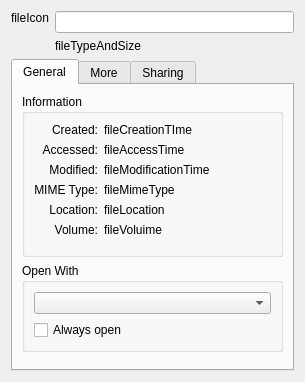
The window that src/infodialog.ui (hawaii-desktop/swordfish) describes before a commit, drawn with Qt 5.
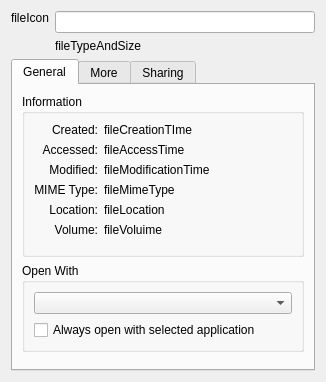
The same window after the commit.

Commit message:
Default application checkbox label.
Change it to "Always open with selected application".

What changed in the file:
```diff
--- a/src/infodialog.ui
+++ b/src/infodialog.ui
@@ -6,7 +6,7 @@
    <rect>
     <x>0</x>
     <y>0</y>
-    <width>305</width>
+    <width>326</width>
     <height>382</height>
    </rect>
   </property>
@@ -243,7 +243,7 @@
           <item>
            <widget class="QCheckBox" name="alwaysOpenWithApp">
             <property name="text">
-             <string>Always open</string>
+             <string>Always open with selected application</string>
             </property>
            </widget>
           </item>
```
The commit also changes 1 other file.
